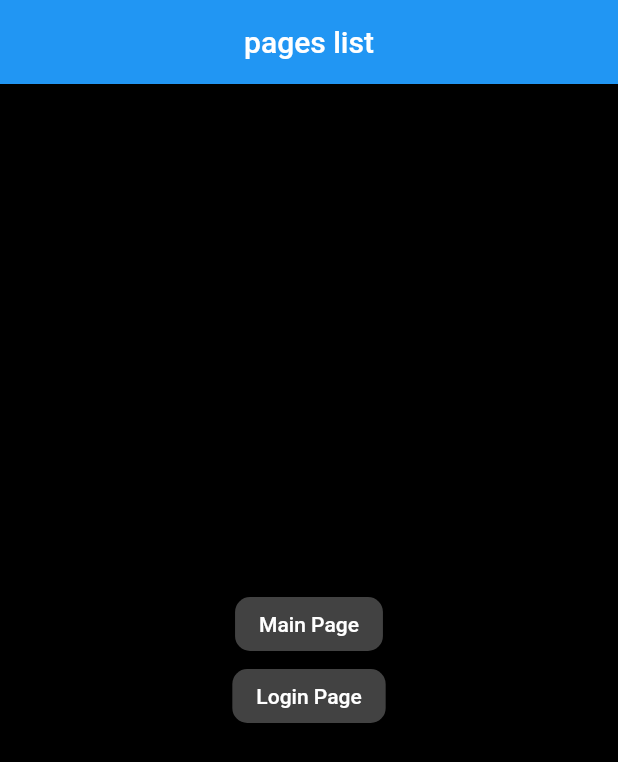
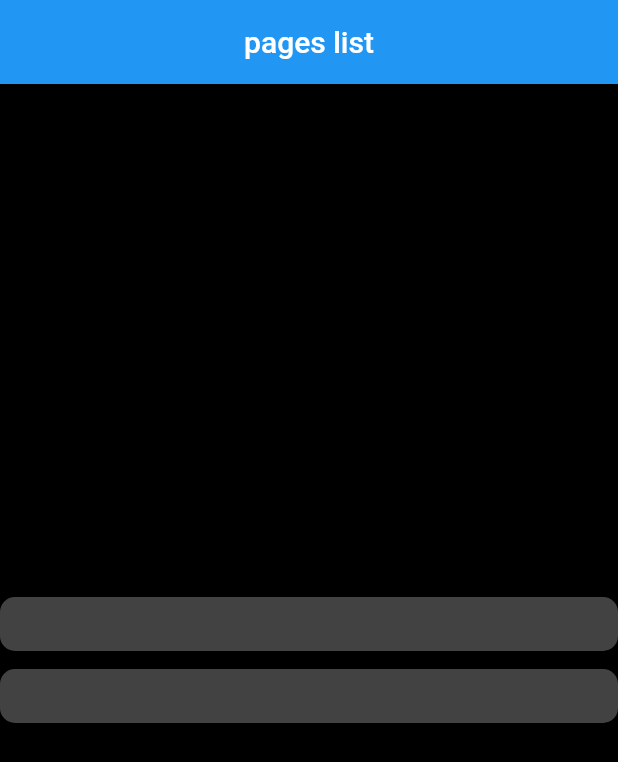
Before and after one commit to 6Niners/Purr, a Flutter app: the screen it shows after launch, on a phone screen of 412 x 824 dp. Shown: the top 762 px of the screen. Run offline on Flutter 3.47's test engine with Material 2 defaults, Android fonts, the phone set to English and light mode, and no system bars; our stand-ins replace flutter_tindercard, fluttertoast, get.

Commit message:
Merge Test

```diff
--- a/lib/main.dart
+++ b/lib/main.dart
@@ -54,6 +54,8 @@ class ListOfPages extends StatelessWidget {
     shape: new RoundedRectangleBorder(borderRadius: new BorderRadius.circular(10)),
   onPressed: (){Get.to(page); },
   color:Colors.grey[800],
-  child: Text(text,style: TextStyle(color: Colors.white),),);
+    child: Container()
+    );
+  //child: Text(text,style: TextStyle(color: Colors.white),),);
   }
 }
```
